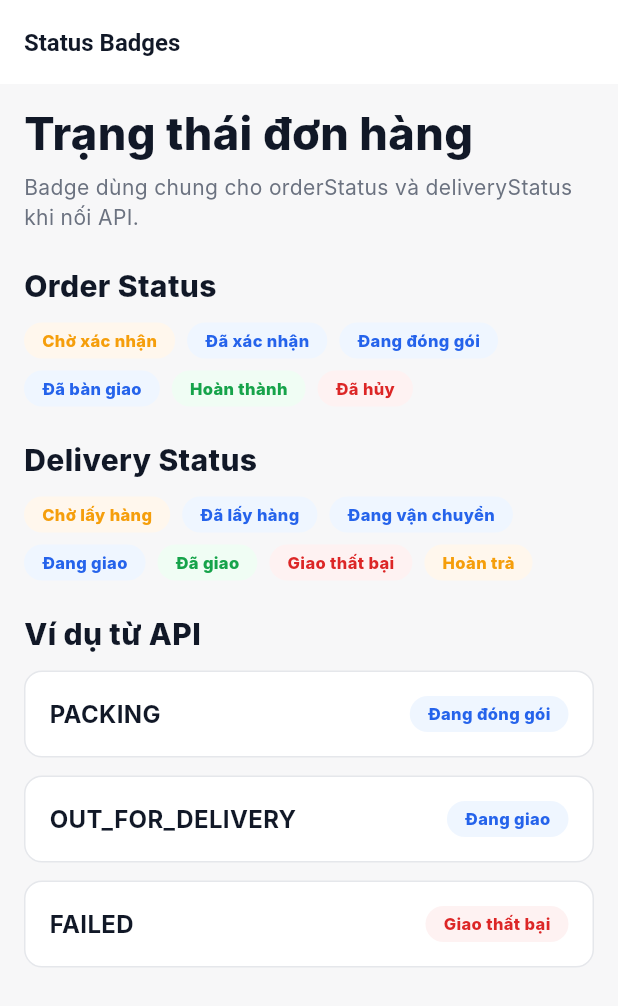
After one commit to TranVanQuyet04/Sport-shop, a Flutter app: the StatusBadgesDemoPage screen opened by its route, on a phone screen of 412 x 824 dp. The commit adds this screen. Shown: the top 1006 px of the screen. Run offline on Flutter 3.47's test engine with Material 3 defaults, Android fonts, the phone set to English and light mode, and no system bars; our stand-ins replace dio, flutter_riverpod, flutter_secure_storage, go_router; accounts and stored records are empty; Roboto replaces fonts that are missing (Inter).

Commit message:
mapping OrderStatus / DeliveryStatus sang StatusBadge chuẩn

```diff
--- a/mobile/lib/app/sportshop_router.dart
+++ b/mobile/lib/app/sportshop_router.dart
@@ -50,6 +50,7 @@ import '../view/public/guest_chat_page.dart';
 import '../view/public/not_found_page.dart';
 import '../view/public/shared_form_demo_page.dart';
 import '../view/public/shared_states_demo_page.dart';
+import '../view/public/status_badges_demo_page.dart';
 import '../view/public/unauthorized_page.dart';
 import '../view/splash/splash_page.dart';
 import '../view/shop_staff/shop_staff_confirm_orders_page.dart';
@@ -67,6 +68,7 @@ abstract final class AppRoutes {
   static const guestChat = '/guest-chat';
   static const sharedStatesDemo = '/demo/states';
   static const sharedFormDemo = '/demo/form';
+  static const statusBadgesDemo = '/demo/status-badges';
   static const unauthorized = '/unauthorized';
   static const onboarding = '/onboarding';
   static const customerHome = '/customer/home';
@@ -159,6 +161,11 @@ final sportshopRouter = GoRouter(
       path: AppRoutes.sharedFormDemo,
       name: 'sharedFormDemo',
       builder: (context, state) => const SharedFormDemoPage(),
+    ),
+    GoRoute(
+      path: AppRoutes.statusBadgesDemo,
+      name: 'statusBadgesDemo',
+      builder: (context, state) => const StatusBadgesDemoPage(),
     ),
     GoRoute(
       path: AppRoutes.unauthorized,
--- /dev/null
+++ b/mobile/lib/core/widgets/order_status_badge.dart
@@ -0,0 +1,77 @@
+import 'package:flutter/material.dart';
+
+import '../../model/common/delivery_status.dart';
+import '../../model/common/order_status.dart';
+import 'status_badge.dart';
+
+extension OrderStatusPresentation on OrderStatus {
+  String get label {
+    return switch (this) {
+      OrderStatus.pending => 'Chờ xác nhận',
+      OrderStatus.confirmed => 'Đã xác nhận',
+      OrderStatus.packing => 'Đang đóng gói',
+      OrderStatus.shipped => 'Đã bàn giao',
+      OrderStatus.completed => 'Hoàn thành',
+      OrderStatus.cancelled => 'Đã hủy',
+    };
+  }
+
+  StatusTone get tone {
+    return switch (this) {
+      OrderStatus.pending => StatusTone.warning,
+      OrderStatus.confirmed => StatusTone.info,
+      OrderStatus.packing => StatusTone.info,
+      OrderStatus.shipped => StatusTone.info,
+      OrderStatus.completed => StatusTone.success,
+      OrderStatus.cancelled => StatusTone.error,
+    };
+  }
+}
+
+extension DeliveryStatusPresentation on DeliveryStatus {
+  String get label {
+    return switch (this) {
+      DeliveryStatus.waitingPickup => 'Chờ lấy hàng',
+      DeliveryStatus.pickedUp => 'Đã lấy hàng',
+      DeliveryStatus.inTransit => 'Đang vận chuyển',
+      DeliveryStatus.outForDelivery => 'Đang giao',
+      DeliveryStatus.delivered => 'Đã giao',
+      DeliveryStatus.failed => 'Giao thất bại',
+      DeliveryStatus.returned => 'Hoàn trả',
+    };
+  }
+
+  StatusTone get tone {
+    return switch (this) {
+      DeliveryStatus.waitingPickup => StatusTone.warning,
+      DeliveryStatus.pickedUp => StatusTone.info,
+      DeliveryStatus.inTransit => StatusTone.info,
+      DeliveryStatus.outForDelivery => StatusTone.info,
+      DeliveryStatus.delivered => StatusTone.success,
+      DeliveryStatus.failed => StatusTone.error,
+      DeliveryStatus.returned => StatusTone.warning,
+    };
+  }
+}
+
+class OrderStatusBadge extends StatelessWidget {
+  const OrderStatusBadge({super.key, required this.status});
+
+  final OrderStatus status;
+
+  @override
+  Widget build(BuildContext context) {
+    return StatusBadge(label: status.label, tone: status.tone);
+  }
+}
+
+class DeliveryStatusBadge extends StatelessWidget {
+  const DeliveryStatusBadge({super.key, required this.status});
+
+  final DeliveryStatus status;
+
+  @override
+  Widget build(BuildContext context) {
+    return StatusBadge(label: status.label, tone: status.tone);
+  }
+}
--- /dev/null
+++ b/mobile/lib/model/common/delivery_status.dart
@@ -0,0 +1,34 @@
+enum DeliveryStatus {
+  waitingPickup,
+  pickedUp,
+  inTransit,
+  outForDelivery,
+  delivered,
+  failed,
+  returned;
+
+  static DeliveryStatus fromApi(String? value) {
+    return switch (value?.toUpperCase()) {
+      'WAITING_PICKUP' => DeliveryStatus.waitingPickup,
+      'PICKED_UP' => DeliveryStatus.pickedUp,
+      'IN_TRANSIT' => DeliveryStatus.inTransit,
+      'OUT_FOR_DELIVERY' => DeliveryStatus.outForDelivery,
+      'DELIVERED' => DeliveryStatus.delivered,
+      'FAILED' => DeliveryStatus.failed,
+      'RETURNED' => DeliveryStatus.returned,
+      _ => DeliveryStatus.waitingPickup,
+    };
+  }
+
+  String get apiValue {
+    return switch (this) {
+      DeliveryStatus.waitingPickup => 'WAITING_PICKUP',
+      DeliveryStatus.pickedUp => 'PICKED_UP',
+      DeliveryStatus.inTransit => 'IN_TRANSIT',
+      DeliveryStatus.outForDelivery => 'OUT_FOR_DELIVERY',
+      DeliveryStatus.delivered => 'DELIVERED',
+      DeliveryStatus.failed => 'FAILED',
+      DeliveryStatus.returned => 'RETURNED',
+    };
+  }
+}
--- /dev/null
+++ b/mobile/lib/model/common/order_status.dart
@@ -0,0 +1,31 @@
+enum OrderStatus {
+  pending,
+  confirmed,
+  packing,
+  shipped,
+  completed,
+  cancelled;
+
+  static OrderStatus fromApi(String? value) {
+    return switch (value?.toUpperCase()) {
+      'PENDING' => OrderStatus.pending,
+      'CONFIRMED' => OrderStatus.confirmed,
+      'PACKING' => OrderStatus.packing,
+      'SHIPPED' => OrderStatus.shipped,
+      'COMPLETED' => OrderStatus.completed,
+      'CANCELLED' => OrderStatus.cancelled,
+      _ => OrderStatus.pending,
+    };
+  }
+
+  String get apiValue {
+    return switch (this) {
+      OrderStatus.pending => 'PENDING',
+      OrderStatus.confirmed => 'CONFIRMED',
+      OrderStatus.packing => 'PACKING',
+      OrderStatus.shipped => 'SHIPPED',
+      OrderStatus.completed => 'COMPLETED',
+      OrderStatus.cancelled => 'CANCELLED',
+    };
+  }
+}
--- /dev/null
+++ b/mobile/lib/view/public/status_badges_demo_page.dart
@@ -0,0 +1,87 @@
+import 'package:flutter/material.dart';
+
+import '../../core/constants/app_spacing.dart';
+import '../../core/theme/app_colors.dart';
+import '../../core/theme/app_text_styles.dart';
+import '../../core/widgets/order_status_badge.dart';
+import '../../model/common/delivery_status.dart';
+import '../../model/common/order_status.dart';
+
+class StatusBadgesDemoPage extends StatelessWidget {
+  const StatusBadgesDemoPage({super.key});
+
+  @override
+  Widget build(BuildContext context) {
+    return Scaffold(
+      appBar: AppBar(title: const Text('Status Badges')),
+      body: ListView(
+        padding: const EdgeInsets.all(AppSpacing.lg),
+        children: [
+          Text('Trạng thái đơn hàng', style: AppTextStyles.display.copyWith(fontSize: 30)),
+          const SizedBox(height: AppSpacing.sm),
+          Text(
+            'Badge dùng chung cho orderStatus và deliveryStatus khi nối API.',
+            style: AppTextStyles.body.copyWith(color: AppColors.textSecondary),
+          ),
+          const SizedBox(height: AppSpacing.xl),
+          Text('Order Status', style: AppTextStyles.title),
+          const SizedBox(height: AppSpacing.md),
+          Wrap(
+            spacing: AppSpacing.sm,
+            runSpacing: AppSpacing.sm,
+            children: OrderStatus.values.map((status) => OrderStatusBadge(status: status)).toList(),
+          ),
+          const SizedBox(height: AppSpacing.xl),
+          Text('Delivery Status', style: AppTextStyles.title),
+          const SizedBox(height: AppSpacing.md),
+          Wrap(
+            spacing: AppSpacing.sm,
+            runSpacing: AppSpacing.sm,
+            children: DeliveryStatus.values.map((status) => DeliveryStatusBadge(status: status)).toList(),
+          ),
+          const SizedBox(height: AppSpacing.xl),
+          Text('Ví dụ từ API', style: AppTextStyles.title),
+          const SizedBox(height: AppSpacing.md),
+          _ApiExampleRow(
+            rawValue: 'PACKING',
+            child: OrderStatusBadge(status: OrderStatus.fromApi('PACKING')),
+          ),
+          _ApiExampleRow(
+            rawValue: 'OUT_FOR_DELIVERY',
+            child: DeliveryStatusBadge(status: DeliveryStatus.fromApi('OUT_FOR_DELIVERY')),
+          ),
+          _ApiExampleRow(
+            rawValue: 'FAILED',
+            child: DeliveryStatusBadge(status: DeliveryStatus.fromApi('FAILED')),
+          ),
+        ],
+      ),
+    );
+  }
+}
+
+class _ApiExampleRow extends StatelessWidget {
+  const _ApiExampleRow({required this.rawValue, required this.child});
+
+  final String rawValue;
+  final Widget child;
+
+  @override
+  Widget build(BuildContext context) {
+    return Container(
+      margin: const EdgeInsets.only(bottom: AppSpacing.md),
+      padding: const EdgeInsets.all(AppSpacing.lg),
+      decoration: BoxDecoration(
+        color: AppColors.surface,
+        borderRadius: BorderRadius.circular(AppRadius.lg),
+        border: Border.all(color: AppColors.border),
+      ),
+      child: Row(
+        children: [
+          Expanded(child: Text(rawValue, style: AppTextStyles.subtitle)),
+          child,
+        ],
+      ),
+    );
+  }
+}
```
